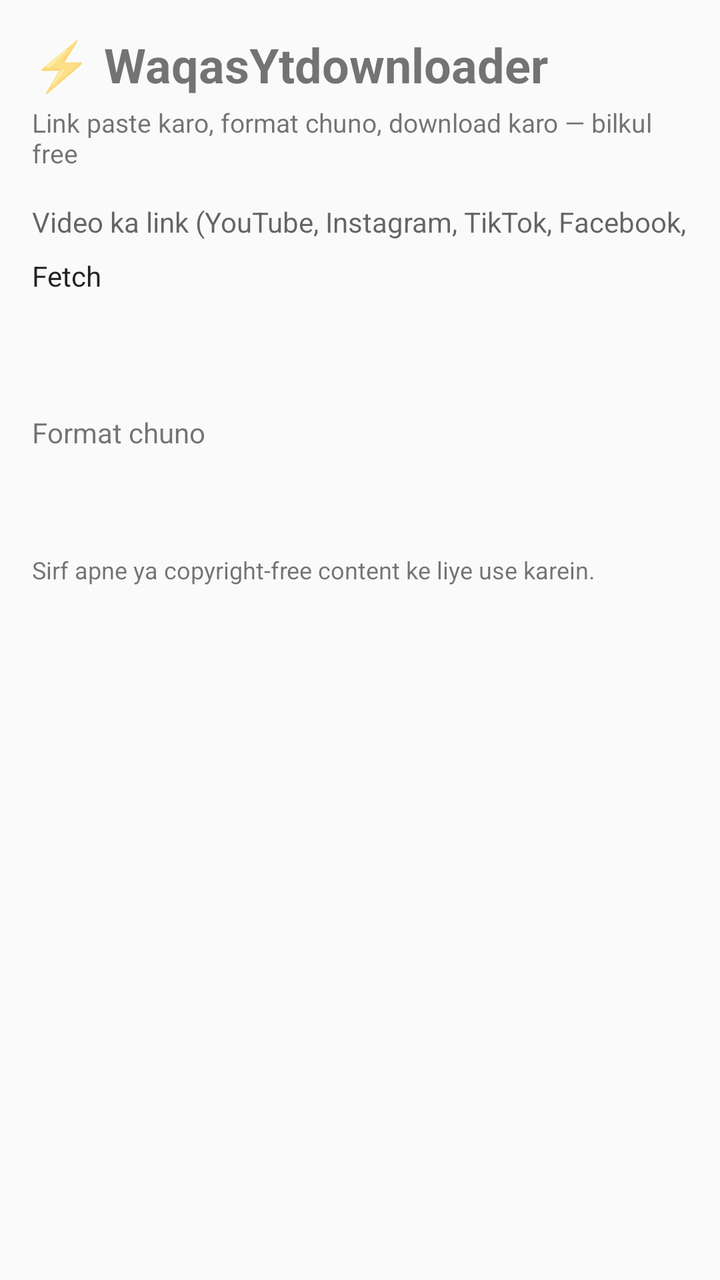
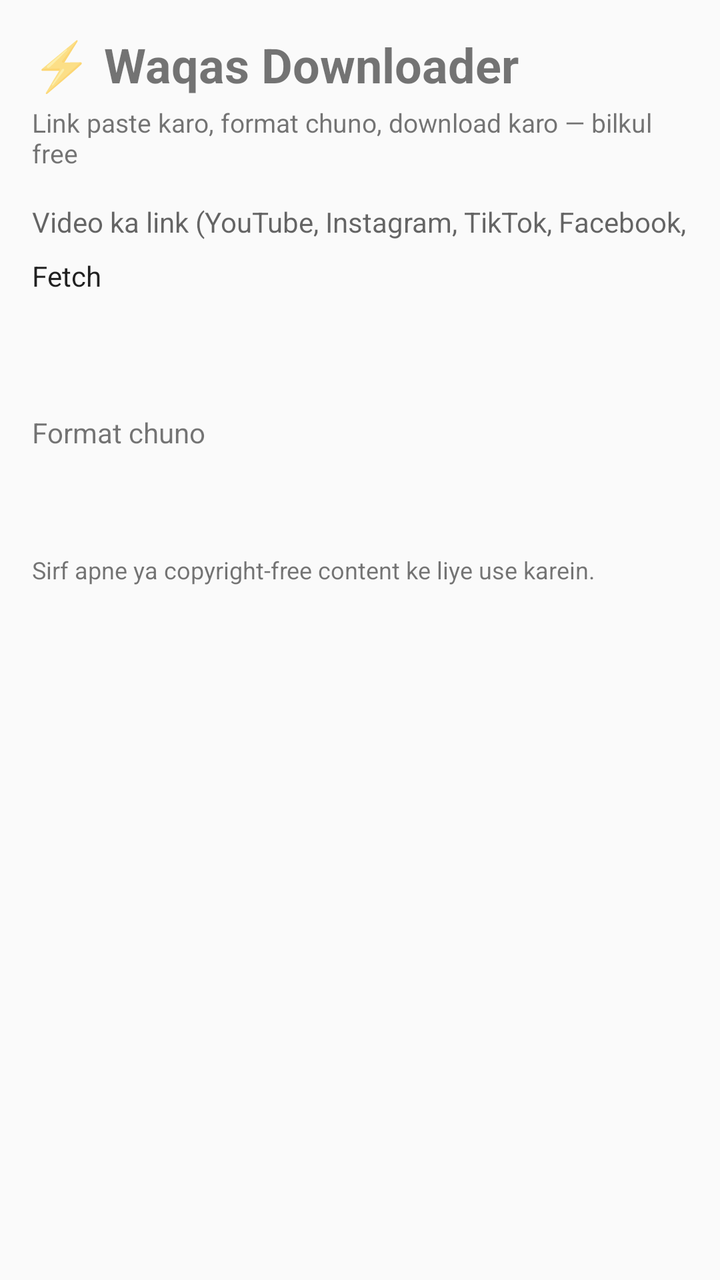

Two renders of the same Android screen: before a commit and after it. Below are the layout's source before the change and the commit's diff.
<!-- AndroidManifest.xml: application theme Theme.WaqasYtdownloader -->
<!-- res/layout/activity_main.xml -->
<?xml version="1.0" encoding="utf-8"?>
<LinearLayout xmlns:android="http://schemas.android.com/apk/res/android"
    android:layout_width="match_parent"
    android:layout_height="match_parent"
    android:orientation="vertical"
    android:padding="16dp">

    <TextView
        android:layout_width="wrap_content"
        android:layout_height="wrap_content"
        android:text="⚡ WaqasYtdownloader"
        android:textSize="24sp"
        android:textStyle="bold" />

    <TextView
        android:layout_width="wrap_content"
        android:layout_height="wrap_content"
        android:layout_marginTop="4dp"
        android:text="Link paste karo, format chuno, download karo — bilkul free"
        android:textSize="13sp" />

    <EditText
        android:id="@+id/urlInput"
        android:layout_width="match_parent"
        android:layout_height="wrap_content"
        android:layout_marginTop="16dp"
        android:hint="Video ka link (YouTube, Instagram, TikTok, Facebook, LinkedIn)"
        android:inputType="textUri"
        android:singleLine="true" />

    <Button
        android:id="@+id/fetchBtn"
        android:layout_width="match_parent"
        android:layout_height="wrap_content"
        android:layout_marginTop="8dp"
        android:text="Fetch" />

    <ImageView
        android:id="@+id/thumb"
        android:layout_width="match_parent"
        android:layout_height="200dp"
        android:layout_marginTop="12dp"
        android:scaleType="centerCrop"
        android:visibility="gone" />

    <TextView
        android:id="@+id/titleText"
        android:layout_width="wrap_content"
        android:layout_height="wrap_content"
        android:layout_marginTop="8dp"
        android:textSize="16sp"
        android:textStyle="bold" />

    <TextView
        android:id="@+id/metaText"
        android:layout_width="wrap_content"
        android:layout_height="wrap_content"
        android:textSize="13sp" />

    <TextView
        android:layout_width="wrap_content"
        android:layout_height="wrap_content"
        android:layout_marginTop="12dp"
        android:text="Format chuno"
        android:textSize="14sp" />

    <Spinner
        android:id="@+id/formatSpinner"
        android:layout_width="match_parent"
        android:layout_height="wrap_content"
        android:visibility="gone" />

    <Button
        android:id="@+id/dlBtn"
        android:layout_width="match_parent"
        android:layout_height="wrap_content"
        android:layout_marginTop="8dp"
        android:text="⬇ Download karo"
        android:visibility="gone" />

    <ProgressBar
        android:id="@+id/progress"
        style="?android:attr/progressBarStyleHorizontal"
        android:layout_width="match_parent"
        android:layout_height="wrap_content"
        android:layout_marginTop="12dp"
        android:max="100"
        android:visibility="gone" />

    <TextView
        android:id="@+id/statusText"
        android:layout_width="wrap_content"
        android:layout_height="wrap_content"
        android:layout_marginTop="8dp"
        android:textSize="14sp" />

    <TextView
        android:layout_width="wrap_content"
        android:layout_height="wrap_content"
        android:layout_marginTop="24dp"
        android:text="Sirf apne ya copyright-free content ke liye use karein."
        android:textSize="12sp" />

</LinearLayout>
<!-- resources referenced by this layout -->
<resources>
  <style name="Theme.WaqasYtdownloader" parent="android:Theme.Material.Light.NoActionBar">
          <item name="android:colorPrimary">#1a73e8</item>
          <item name="android:colorPrimaryDark">#1558b0</item>
          <item name="android:colorAccent">#1a73e8</item>
      </style>
</resources>

<!-- the commit's change to res/layout/activity_main.xml (unified diff, before → after) -->
@@ -8,7 +8,7 @@
     <TextView
         android:layout_width="wrap_content"
         android:layout_height="wrap_content"
-        android:text="⚡ WaqasYtdownloader"
+        android:text="⚡ Waqas Downloader"
         android:textSize="24sp"
         android:textStyle="bold" />
 
